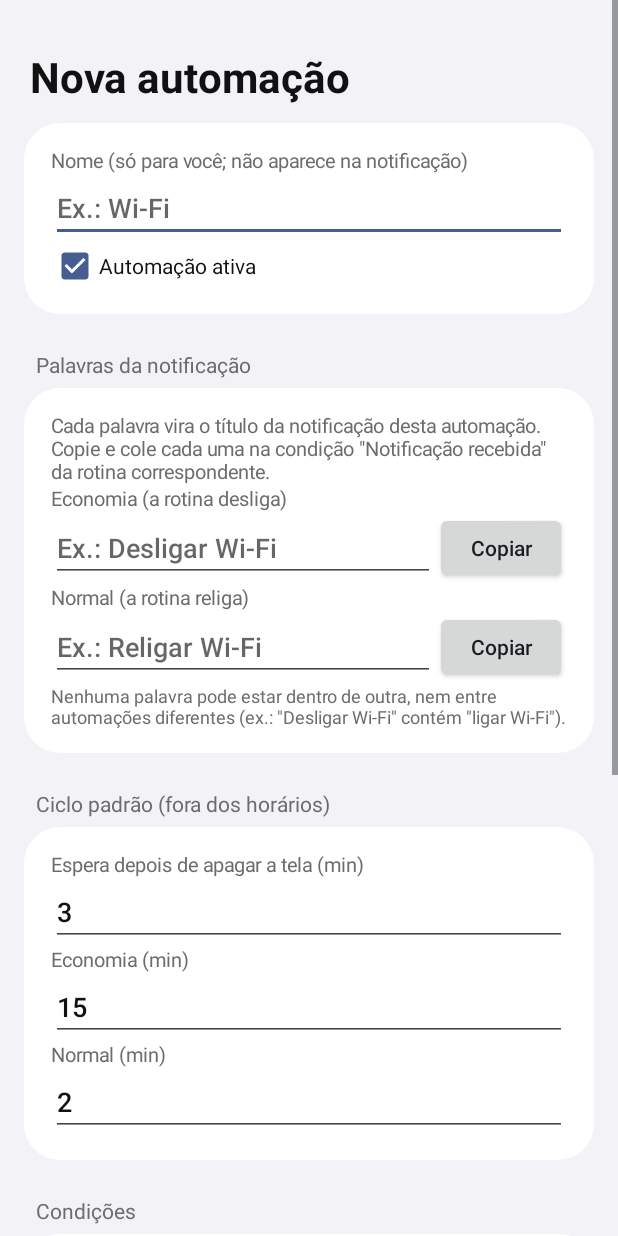
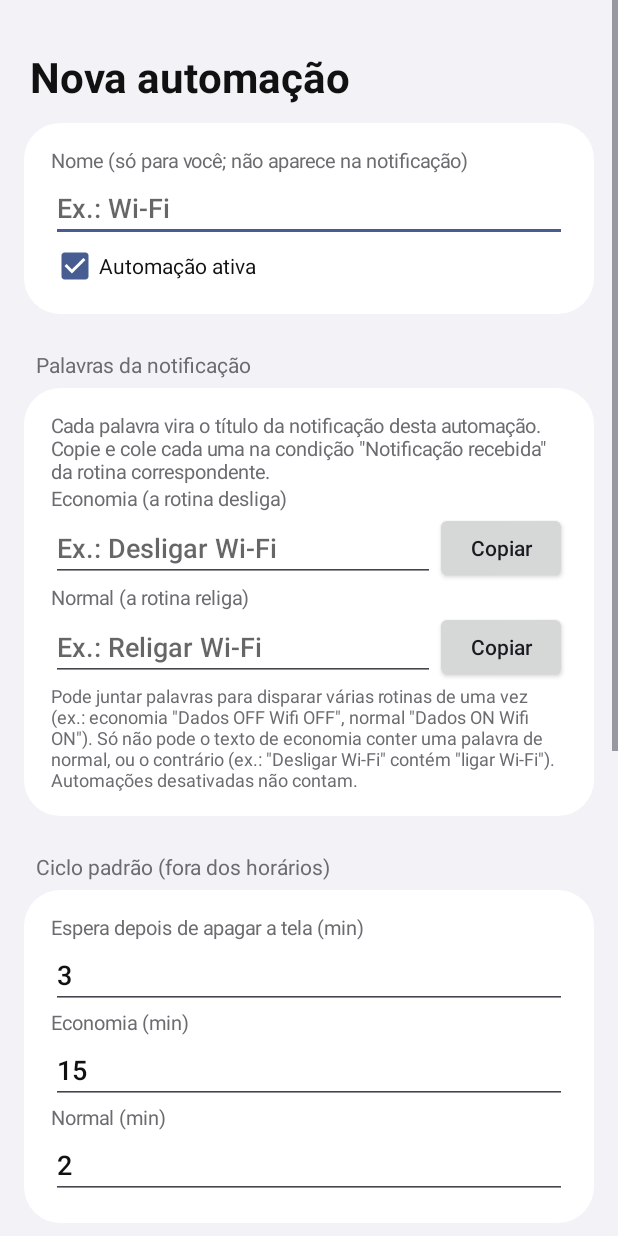
Before and after one commit to douglasribeiro1/mytasker, an Android app: the AutomacaoActivity screen opened directly, with no data from a screen before it, on a phone screen of 412 x 824 dp. Run offline under Robolectric (Android 15) with nearby library versions, the phone set to English and light mode, and no system bars.

Commit message:
Pulso: permite juntar palavras e ignora automações desativadas na validação
Co-Authored-By: Claude Opus 5.5 <noreply@anthropic.com>
Claude-Session: https://claude.ai/code/session_01Ppk8XoRPBm3kiw37AzMA5x

```diff
--- a/ciclo/src/main/java/com/douglasribeiro/ciclodados/AutomacaoActivity.java
+++ b/ciclo/src/main/java/com/douglasribeiro/ciclodados/AutomacaoActivity.java
@@ -78,8 +78,10 @@ public class AutomacaoActivity extends Activity {
         palavraOff.setHint("Ex.: Desligar Wi-Fi");
         palavraOn = ui.campoCopiavel(p, "Normal (a rotina religa)", a.on);
         palavraOn.setHint("Ex.: Religar Wi-Fi");
-        p.addView(ui.texto("Nenhuma palavra pode estar dentro de outra, nem entre automações diferentes "
-                + "(ex.: \"Desligar Wi-Fi\" contém \"ligar Wi-Fi\").", 12, ui.suave));
+        p.addView(ui.texto("Pode juntar palavras para disparar várias rotinas de uma vez "
+                + "(ex.: economia \"Dados OFF Wifi OFF\", normal \"Dados ON Wifi ON\"). "
+                + "Só não pode o texto de economia conter uma palavra de normal, ou o contrário "
+                + "(ex.: \"Desligar Wi-Fi\" contém \"ligar Wi-Fi\"). Automações desativadas não contam.", 12, ui.suave));
 
         ui.rotulo(root, "Ciclo padrão (fora dos horários)");
         LinearLayout t = ui.cartao(root);
```
Also changed, not shown: ciclo/src/main/java/com/douglasribeiro/ciclodados/Automacao.java (+27 -19 lines), ciclo/src/main/java/com/douglasribeiro/ciclodados/MainActivity.java (+8 -0 lines).
